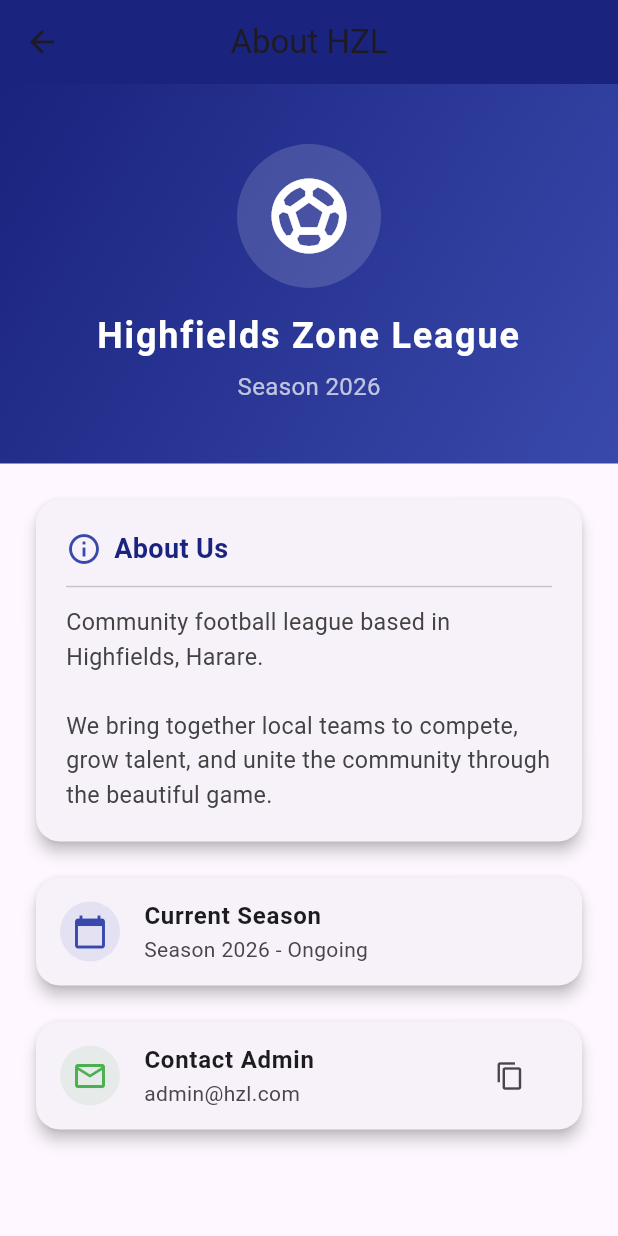
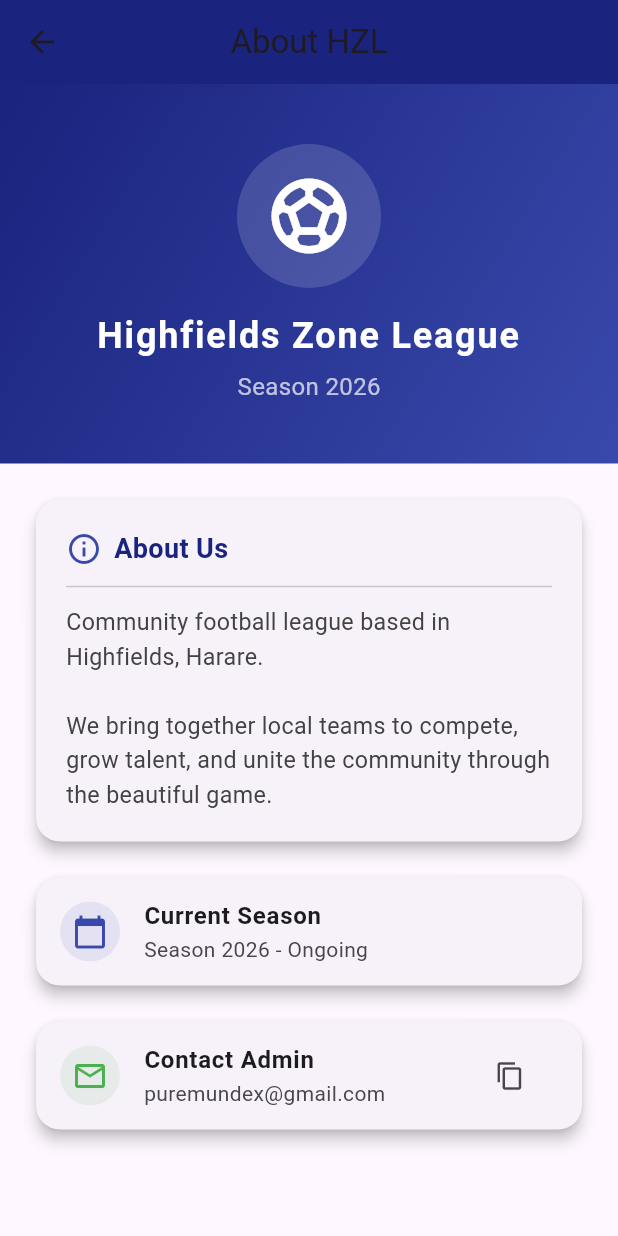
Before and after one commit to corevanta-2001/highfield_zone_league, a Flutter app: the AboutLeagueScreen screen opened directly, on a phone screen of 412 x 824 dp. Run offline on Flutter 3.47's test engine with Material 3 defaults, Android fonts, the phone set to English and light mode, and no system bars; our stand-ins replace animate_do, cached_network_image, cloud_firestore, firebase_auth, firebase_core, image_picker and 1 more; accounts and stored records are empty; network calls fail.

Commit message:
ready for play store build - v1.0.0+1

```diff
--- a/lib/screens/about_league_screen.dart
+++ b/lib/screens/about_league_screen.dart
@@ -110,7 +110,7 @@ class AboutLeagueScreen extends StatelessWidget {
                         child: Icon(Icons.email_outlined, color: Colors.green),
                       ),
                       title: Text('Contact Admin', style: TextStyle(fontWeight: FontWeight.bold)),
-                      subtitle: Text('admin@hzl.com'),
+                      subtitle: Text('puremundex@gmail.com'),
                       trailing: IconButton(
                         icon: Icon(Icons.copy, size: 20),
                         onPressed: () {
```
